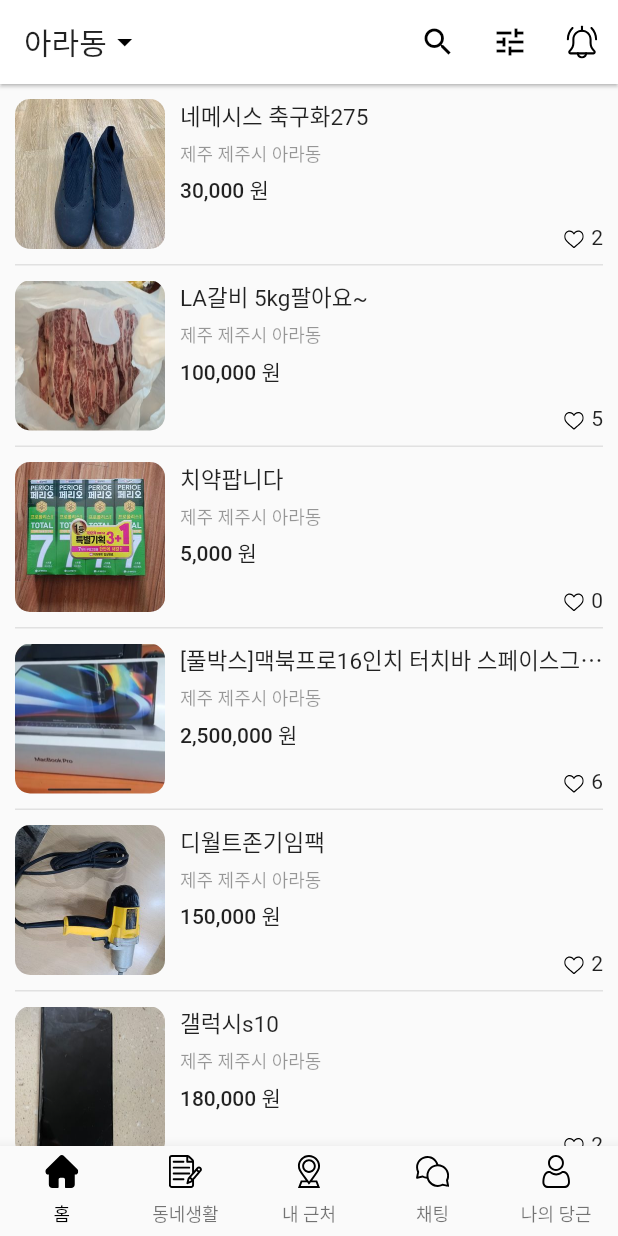
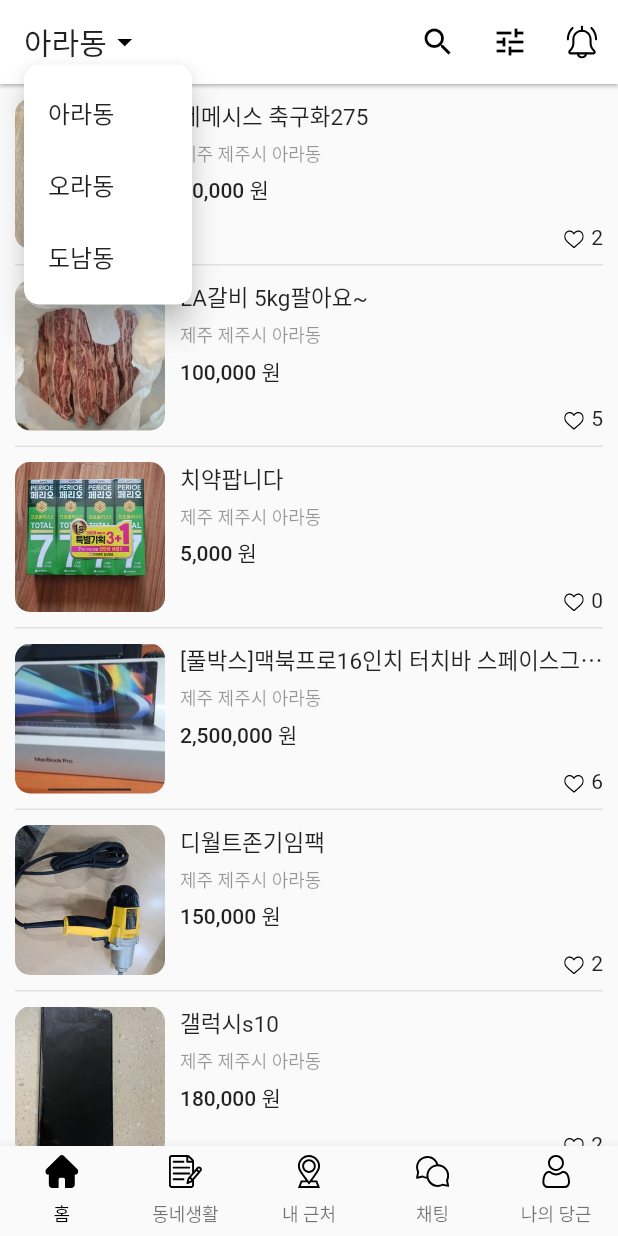
Before and after one commit to myid-hana/carrot_market_sample, a Flutter app: the screen it shows after launch, after a tap on "아라동", on a phone screen of 412 x 824 dp. Run offline on Flutter 3.47's test engine with Material 2 defaults, Android fonts, the phone set to English and light mode, and no system bars; our stand-ins replace flutter_svg.

Commit message:
홈 페이지 동 변경 팝업 버튼 만들기

```diff
--- a/lib/page/home.dart
+++ b/lib/page/home.dart
@@ -9,6 +9,12 @@
 
 class _HomeState extends State<Home> {
   List<Map<String, String>> datas = [];
+  String currentLocation = 'ara';
+  final Map<String, String> locationTypeToString = {
+    'ara': '아라동',
+    'ora': '오라동',
+    'donam': '도남동'
+  };
 
   @override
   void initState() {
@@ -108,11 +114,39 @@
         onTap: () {
           print('click');
         },
-        child: Row(
-          children: [
-            Text('아라동'),
-            Icon(Icons.arrow_drop_down),
-          ],
+        child: PopupMenuButton<String>(
+          offset: Offset(0, 30),
+          shape: ShapeBorder.lerp(
+              RoundedRectangleBorder(borderRadius: BorderRadius.circular(10)),
+              RoundedRectangleBorder(borderRadius: BorderRadius.circular(10)),
+              1),
+          onSelected: (String where) {
+            setState(() {
+              currentLocation = where;
+            });
+          },
+          itemBuilder: (context) {
+            return [
+              PopupMenuItem(
+                value: 'ara',
+                child: Text('아라동'),
+              ),
+              PopupMenuItem(
+                value: 'ora',
+                child: Text('오라동'),
+              ),
+              PopupMenuItem(
+                value: 'donam',
+                child: Text('도남동'),
+              ),
+            ];
+          },
+          child: Row(
+            children: [
+              Text(locationTypeToString[currentLocation]!),
+              Icon(Icons.arrow_drop_down),
+            ],
+          ),
         ),
       ),
       elevation: 1,
```
